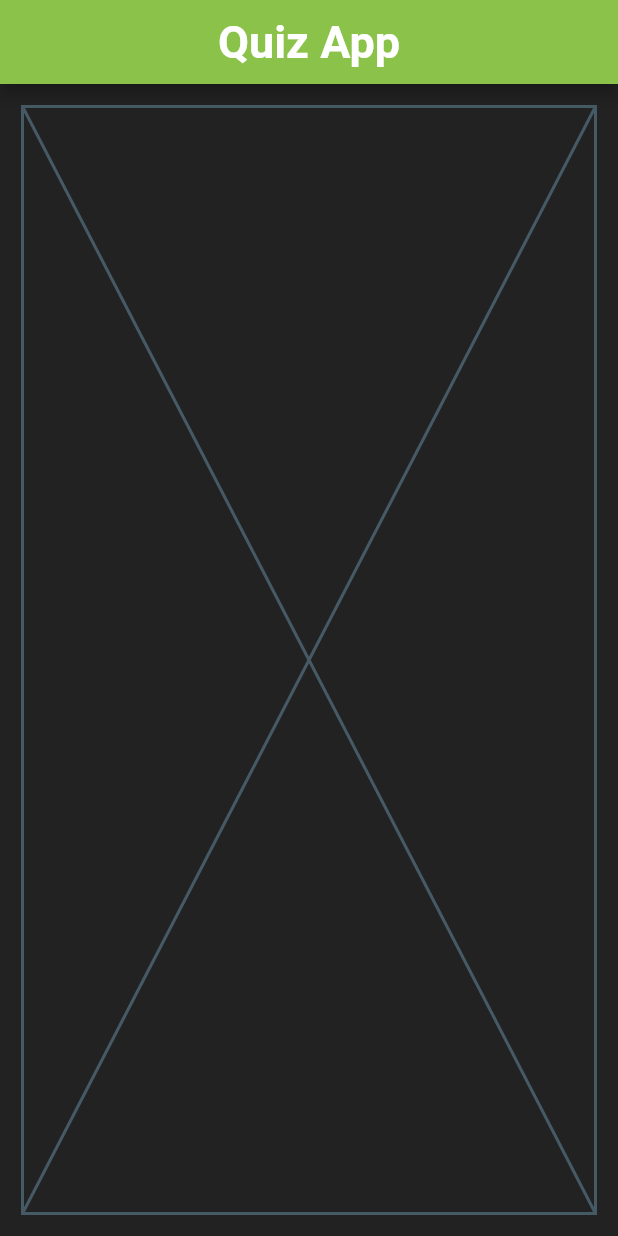
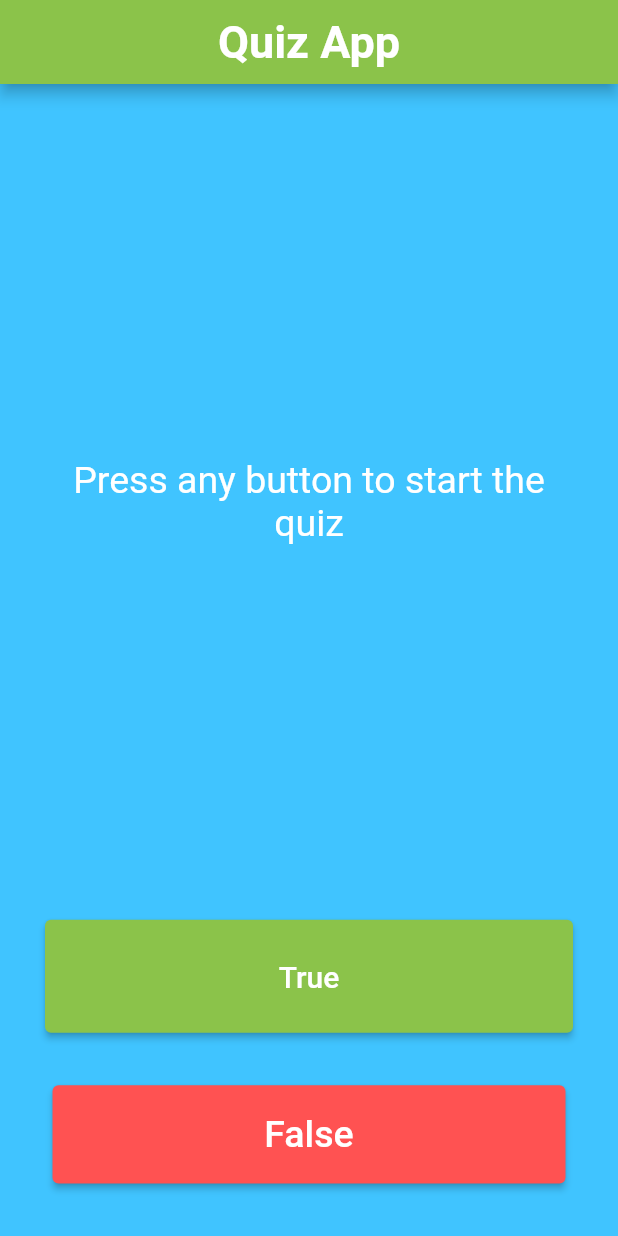
Before and after one commit to TheSanvi/quiz_app, a Flutter app: the screen it shows after launch, on a phone screen of 412 x 824 dp. Run offline on Flutter 3.47's test engine with Material 2 defaults, Android fonts, the phone set to English and light mode, and no system bars.

Commit message:
stateful widget created
app containing questions

```diff
--- a/lib/main.dart
+++ b/lib/main.dart
@@ -20,7 +20,7 @@ class MyApp extends StatelessWidget {
           ))),
           backgroundColor: Colors.lightGreen,
         ),
-        backgroundColor: Colors.black87,
+        backgroundColor: Colors.lightBlueAccent,
         body: SafeArea(
           child: Padding(padding: EdgeInsets.all(15.0),
             child: TestQuiz(
@@ -38,12 +38,151 @@ class TestQuiz extends StatefulWidget {
   @override
   State<TestQuiz> createState() => _TestQuizState();
 }
+class _TestQuizState extends State<TestQuiz> {
 
-class _TestQuizState extends State<TestQuiz> {
+  String currentquestiontext = "Press any button to start the quiz";
+  int questionno = -1;
+  int correctanswers = 0;
+  bool isTestOver = false;
+  List<Question> questions = QuestionArray.questions;
+  Question? currentquestion;
+  List<Widget> scores = [];
+
+  void setQuestion(bool b) {
+
+    if (isTestOver) return;
+
+    if (questionno == -1) {
+      questionno++;
+      currentquestion = questions[questionno];
+      currentquestiontext = currentquestion!.question;
+      return;
+    }
+
+    if (questionno >= questions.length - 1) {
+      addResult(b);
+      currentquestiontext = "Questions Over. Correct answers = $correctanswers";
+      isTestOver = true;
+      return;
+    }
+
+    addResult(b);
+    questionno++;
+    if (questionno <= questions.length - 1) {
+      currentquestion = questions[questionno];
+      currentquestiontext = currentquestion!.question;
+    }
+  }
+
+  void addResult(bool b) {
+    bool iscorrect = b == currentquestion!.correctAnswer;
+    if (iscorrect) {
+      correctanswers++;
+      scores.add(const Icon(Icons.check, color: Colors.green));
+    } else {
+      scores.add(const Icon(Icons.close, color: Colors.red));
+    }
+  }
 
 
   @override
   Widget build(BuildContext context) {
-    return const Placeholder();
+    return Column(
+      mainAxisAlignment: MainAxisAlignment.spaceBetween,
+      crossAxisAlignment: CrossAxisAlignment.stretch,
+      children: <Widget>[
+        Expanded(
+          flex: 5,
+          child: Padding(
+            padding: const EdgeInsets.all(10.0),
+            child: Center(
+              child: Text(
+                currentquestiontext,
+                textAlign: TextAlign.center,
+                style: const TextStyle(
+                  fontSize: 25.0,
+                  color: Colors.white,
+                ),
+              ),
+            ),
+          ),
+        ),
+        Expanded(
+          child: Padding(
+            padding: const EdgeInsets.all(15.0),
+            child: ElevatedButton(
+                style: ElevatedButton.styleFrom(
+                  primary: Colors.lightGreen,
+                  minimumSize: const Size.fromHeight(50),
+                ),
+                child: const Text(
+                  'True',
+                  style: TextStyle(
+                    color: Colors.white,
+                    fontSize: 20.0,
+                  ),
+                ),
+                onPressed: () {
+                  print("Submitted True");
+                  setState(() {
+                    // addResult(true);
+                    setQuestion(true);
+                  });
+                }),
+          ),
+        ),
+        Expanded(
+          child: Padding(
+            padding: const EdgeInsets.all(20.0),
+            child: ElevatedButton(
+              style: ElevatedButton.styleFrom(
+                primary: Colors.redAccent,
+                minimumSize: const Size.fromHeight(50),
+              ),
+              child: const Text(
+                'False',
+                style: TextStyle(
+                  fontSize: 25.0,
+                  color: Colors.white,
+                ),
+              ),
+              onPressed: () {
+                print("Submitted False");
+                setState(() {
+                  // addResult(false);
+                  setQuestion(false);
+                });
+              },
+            ),
+          ),
+        ),
+        Row(
+          children: scores,
+        ),
+      ],
+    );
   }
 }
+
+class QuestionArray {
+  static List<Question> questions = [
+    Question("1. Flutter is an open-source UI toolkit.",true),
+    Question("2. Flutter is developed by Microsoft.",false),
+    Question("3. There are 4 types of widget in flutter.",false),
+    Question("4. Dart Programming is used to build flutter application.",true),
+    Question("5. Access to a cloud database through Flutter is available through MY SQL service.",false),
+    Question("6. Stateless widget type allows you to modify its appearance dynamically according to user input.",false),
+    Question("7. A sequence of asynchronous Flutter events is known as Stream.",false),
+    Question("8. Flutter supports desktop application development.",true),
+    Question("9. Stack widget we use for repeating content in Flutter.",false),
+    Question("10. Flutter teams are inherently more difficult to manage because the framework is so new. ",false),
+
+  ];
+}
+
+class Question {
+  String question = "";
+  bool correctAnswer = false;
+
+  Question(this.question, this.correctAnswer);
+}
```
